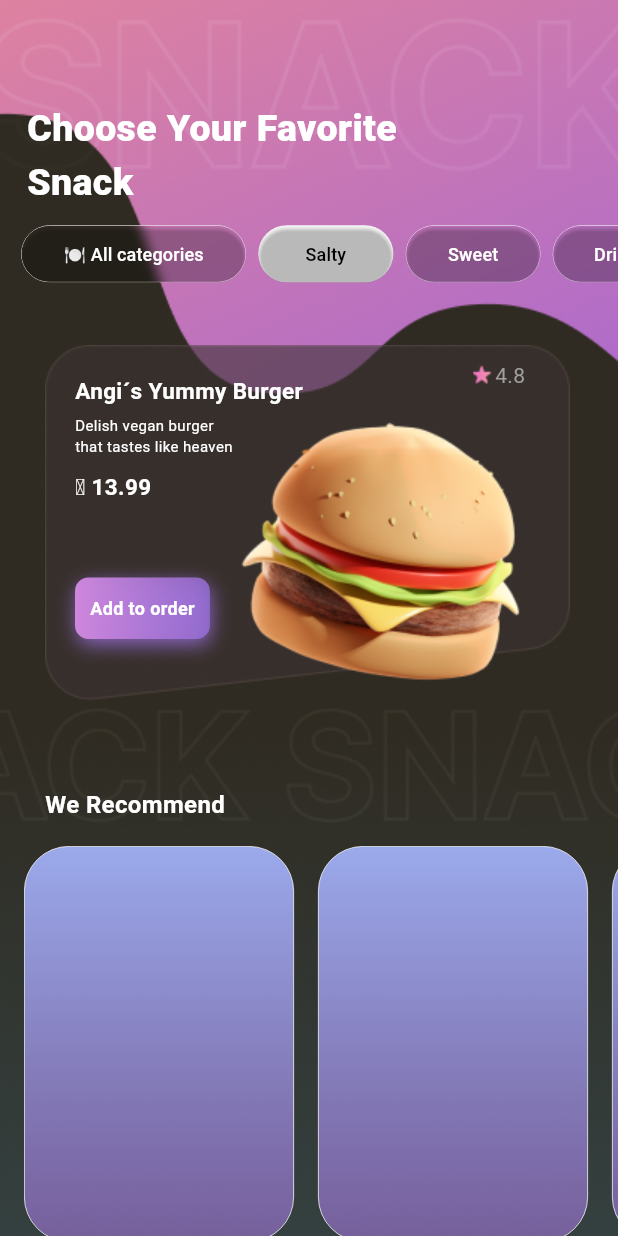
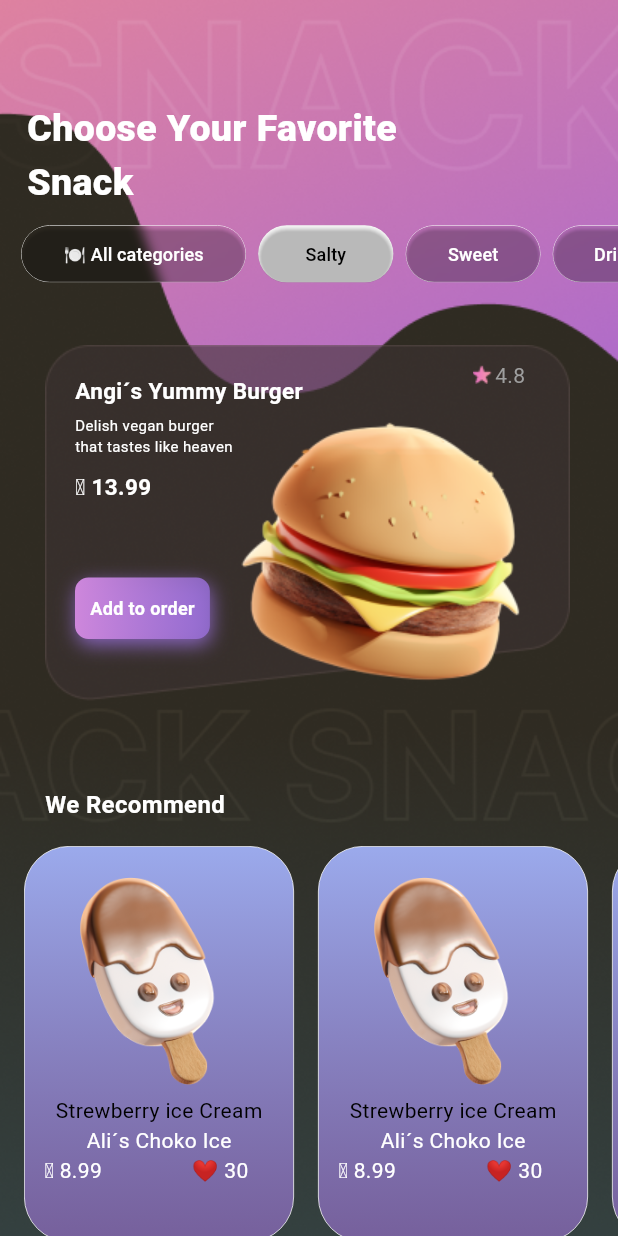
Before and after one commit to MisterFadi/jp_app, a Flutter app: the screen it shows after launch, after a tap on "Order Now", on a phone screen of 412 x 824 dp. Run offline on Flutter 3.47's test engine with Material 3 defaults, Android fonts, the phone set to English and light mode, and no system bars.

Commit message:
change picture

```diff
--- a/lib/repositories/grafiken_data.dart
+++ b/lib/repositories/grafiken_data.dart
@@ -28,7 +28,7 @@ List<GrafikenItem> cakeData = [
     imageTitle: "Angi´s Yummy Burger",
     imageSubTitle: "Delish vegan burger that tastes like heaven",
     imagePrice: "₳ 13.99",
-    imageLikes: "30",
+    imageLikes: "❤️ 30",
     imageDescription:
         "Lorem ipsum dolor sit amet, consetetur sadipscing elitr, sed diam nonumy eirmod tempor invidunt ut labore et dolore magna aliquyam erat, sed diam voluptua.",
     imageIngredients: "Lecker",
--- a/lib/widget/cake_container_widget.dart
+++ b/lib/widget/cake_container_widget.dart
@@ -1,11 +1,12 @@
 import 'package:flutter/material.dart';
-
-//import 'package:jp_app/repositories/grafiken_data.dart';
 
 class CakeContainerWidget extends StatelessWidget {
   final Function()? onTap;
 
-  const CakeContainerWidget({super.key, required this.onTap});
+  const CakeContainerWidget({
+    super.key,
+    required this.onTap,
+  });
 
   @override
   Widget build(BuildContext context) {
@@ -25,7 +26,36 @@ class CakeContainerWidget extends StatelessWidget {
               ], begin: Alignment.topCenter, end: Alignment.bottomCenter)),
           child: const Padding(
             padding: EdgeInsets.all(13.0),
-            // child: Column(
+
+            child: Column(
+              children: [
+                Image(
+                  image: AssetImage("assets/grafiken/ice_cream_stick_3D.png"),
+                ),
+                Text(
+                  "Strewberry ice Cream",
+                  style: TextStyle(color: Colors.black),
+                ),
+                Text(
+                  "Ali´s Choko Ice",
+                  style: TextStyle(color: Colors.white),
+                ),
+                Row(
+                  children: [
+                    Text(
+                      "₳ 8.99",
+                      style: TextStyle(color: Colors.white),
+                    ),
+                    SizedBox(width: 60),
+                    Text(
+                      "❤️ 30",
+                      style: TextStyle(color: Colors.white),
+                    ),
+                  ],
+                ),
+              ],
+            ),
+
             //   crossAxisAlignment: CrossAxisAlignment.start,
             //   children: [
             //     Transform.scale(
```
